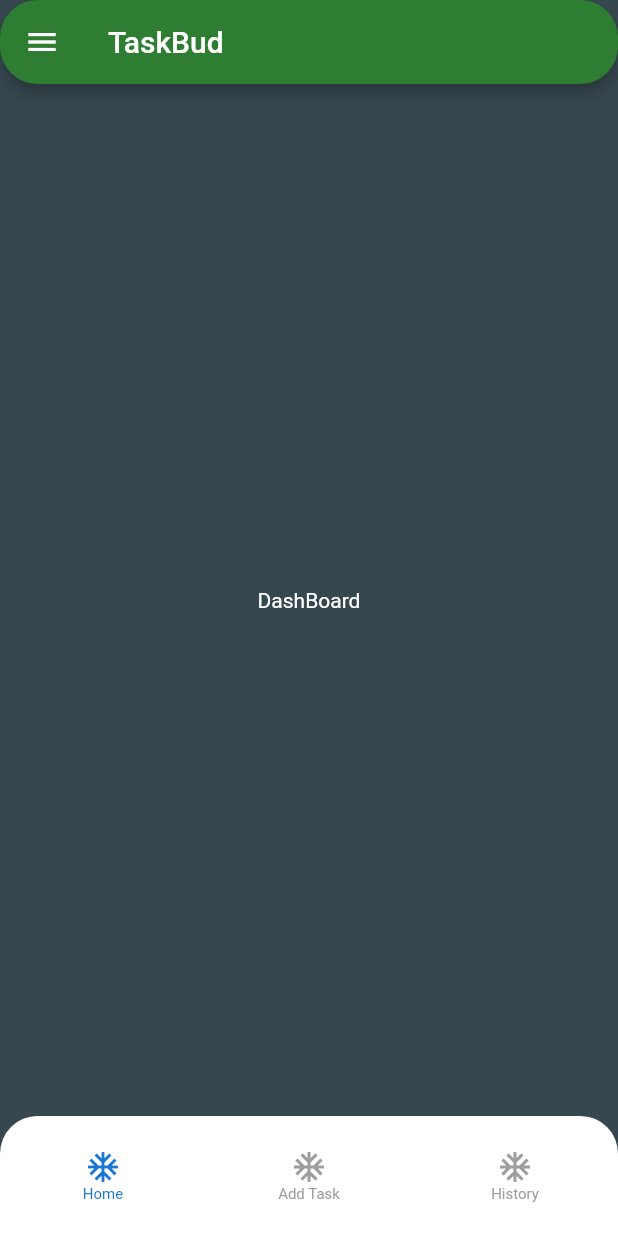
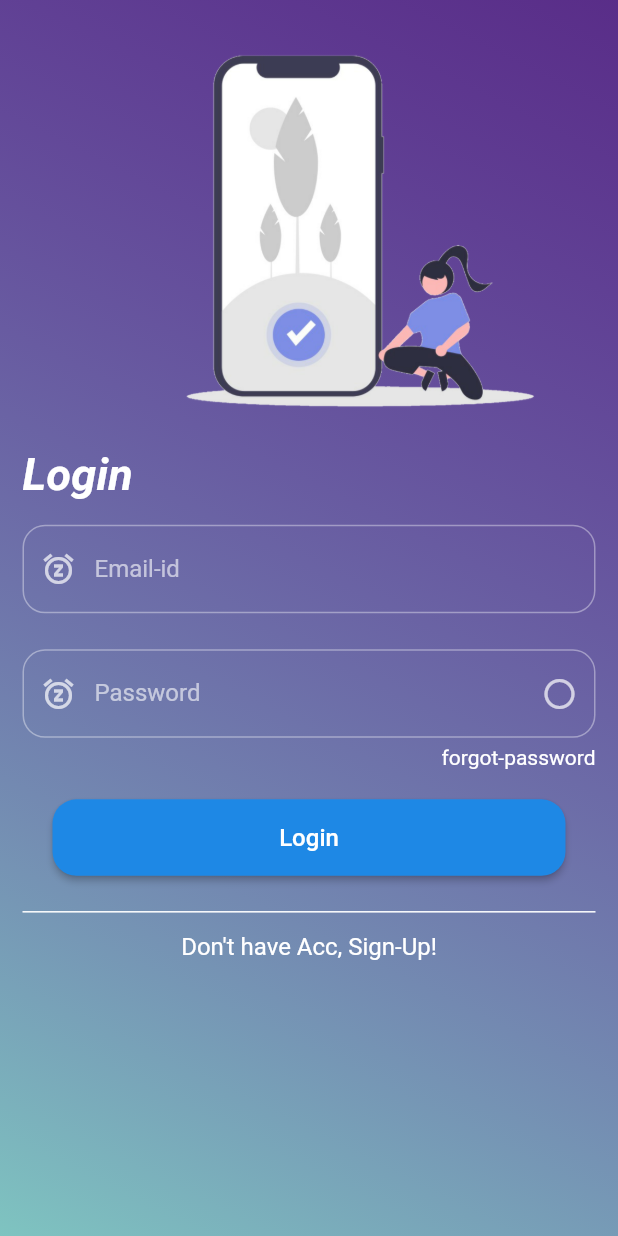
Before and after one commit to codec-akash/taskBudApp, a Flutter app: the screen it shows after launch, on a phone screen of 412 x 824 dp. Run offline on Flutter 3.47's test engine with Material 2 defaults, Android fonts, the phone set to English and light mode, and no system bars; our stand-ins replace shared_preferences.

Commit message:
login Page UI complete

```diff
--- /dev/null
+++ b/lib/Utils/app_media_query.dart
@@ -0,0 +1,40 @@
+import 'package:flutter/material.dart';
+
+class AppMediaQuery {
+  BuildContext _context;
+  double _height;
+  double _width;
+  double _heightPadding;
+  double _widthPadding;
+
+  //How to calculate parameter value?
+  // 1. Open calculator.
+  // 2. parameter value = (value given in design/total width/height of screen)*100
+
+  AppMediaQuery(_context) {
+    this._context = _context;
+    MediaQueryData _queryData = MediaQuery.of(this._context);
+    _height = _queryData.size.height / 100.0;
+    _width = _queryData.size.width / 100.0;
+    _heightPadding =
+        _height - (_queryData.padding.top + _queryData.padding.bottom) / 100.0;
+    _widthPadding =
+        _width - (_queryData.padding.left + _queryData.padding.right) / 100.0;
+  }
+
+  double appHeight(double v) {
+    return _height * v;
+  }
+
+  double appWidth(double v) {
+    return _width * v;
+  }
+
+  double appVerticalPadding(double v) {
+    return _heightPadding * v;
+  }
+
+  double appHorizontalPadding(double v) {
+    return _widthPadding * v;
+  }
+}
--- /dev/null
+++ b/lib/Utils/global.dart
@@ -0,0 +1,29 @@
+import 'package:flutter/cupertino.dart';
+import 'package:flutter/material.dart';
+
+BorderRadius textFieldBorderRadius = BorderRadius.circular(15.0);
+
+BorderSide textFieldBorderSide = BorderSide(
+  color: Colors.white,
+  width: 2.0,
+);
+
+Gradient backgroundGradient = LinearGradient(
+  colors: [
+    // Color.fromRGBO(215, 117, 255, 1).withOpacity(0.5),
+    // Color.fromRGBO(255, 188, 117, 1).withOpacity(0.9),
+    Color.fromRGBO(130, 43, 224, 1).withOpacity(0.5),
+    Color.fromRGBO(135, 212, 208, 1).withOpacity(0.9),
+  ],
+  begin: Alignment.topRight,
+  end: Alignment.bottomLeft,
+  stops: [0, 1],
+);
+
+TextStyle hintStyle = TextStyle(fontSize: 16.0);
+
+TextStyle mainHeader = TextStyle(
+  fontStyle: FontStyle.italic,
+  fontSize: 30.0,
+  fontWeight: FontWeight.bold,
+);
--- /dev/null
+++ b/lib/icons/task_bud_icon_icons.dart
@@ -0,0 +1,26 @@
+/// Flutter icons TaskBudIcon
+/// Copyright (C) 2020 by original authors @ fluttericon.com, fontello.com
+/// This font was generated by FlutterIcon.com, which is derived from Fontello.
+///
+/// To use this font, place it in your fonts/ directory and include the
+/// following in your pubspec.yaml
+///
+/// flutter:
+///   fonts:
+///    - family:  TaskBudIcon
+///      fonts:
+///       - asset: fonts/TaskBudIcon.ttf
+///
+///
+///
+import 'package:flutter/widgets.dart';
+
+class TaskBudIcon {
+  TaskBudIcon._();
+
+  static const _kFontFam = 'TaskBudIcon';
+  static const _kFontPkg = null;
+
+  static const IconData signup = IconData(0xe800, fontFamily: _kFontFam, fontPackage: _kFontPkg);
+  static const IconData login = IconData(0xe801, fontFamily: _kFontFam, fontPackage: _kFontPkg);
+}
--- a/lib/main.dart
+++ b/lib/main.dart
@@ -1,6 +1,9 @@
 import 'package:flutter/material.dart';
+
+import 'package:provider/provider.dart';
+
+import 'package:Taskbud/pages/login_page.dart';
 import 'package:Taskbud/pages/home_page.dart';
-import 'package:provider/provider.dart';
 
 import 'Utils/theme.dart';
 
@@ -15,7 +18,7 @@ class MyApp extends StatelessWidget {
         return MaterialApp(
           title: "Task Bud",
           theme: notifier.darkTheme ? dark : light,
-          home: HomePage(),
+          home: LoginPage(),
         );
       }),
     );
--- /dev/null
+++ b/lib/pages/login_page.dart
@@ -0,0 +1,174 @@
+import 'package:Taskbud/Utils/app_media_query.dart';
+import 'package:Taskbud/icons/task_bud_icon_icons.dart';
+import 'package:flutter/material.dart';
+
+import '../Utils/global.dart';
+
+class LoginPage extends StatefulWidget {
+  @override
+  _LoginPageState createState() => _LoginPageState();
+}
+
+class _LoginPageState extends State<LoginPage> {
+  final _formKey = GlobalKey<FormState>();
+  var isLoading = false;
+  bool showPassword = false;
+
+  String _userEmail;
+  String _userPassword;
+
+  bool validateEmail(String email) {
+    bool emailValid = RegExp(
+            r"^[a-zA-Z0-9.a-zA-Z0-9.!#$%&'*+-/=?^_`{|}~]+@[a-zA-Z0-9]+\.[a-zA-Z]+")
+        .hasMatch(email);
+    return emailValid;
+  }
+
+  Future<void> _trySubmit() async {
+    final isValid = _formKey.currentState.validate();
+    FocusScope.of(context).unfocus();
+    if (isValid) {
+      setState(() {
+        isLoading = true;
+      });
+    } else {
+      print("invalid");
+    }
+  }
+
+  @override
+  Widget build(BuildContext context) {
+    return SafeArea(
+      child: Scaffold(
+        body: Form(
+          key: _formKey,
+          child: Container(
+            padding: EdgeInsets.symmetric(vertical: 10.0, horizontal: 15.0),
+            decoration: BoxDecoration(
+              gradient: backgroundGradient,
+            ),
+            child: Column(
+              crossAxisAlignment: CrossAxisAlignment.start,
+              children: [
+                Container(
+                  width: double.infinity,
+                  child: Image.asset(
+                    "images/login.png",
+                    fit: BoxFit.contain,
+                    height: AppMediaQuery(context).appHeight(35.0),
+                    alignment: Alignment.bottomRight,
+                  ),
+                ),
+                Text(
+                  "Login",
+                  style: mainHeader,
+                ),
+                SizedBox(
+                  height: AppMediaQuery(context).appHeight(02),
+                ),
+                TextFormField(
+                  decoration: InputDecoration(
+                    prefixIcon: Icon(Icons.snooze),
+                    border: OutlineInputBorder(
+                      borderSide: textFieldBorderSide,
+                      borderRadius: textFieldBorderRadius,
+                    ),
+                    labelText: 'Email-id',
+                    labelStyle: hintStyle,
+                  ),
+                  keyboardType: TextInputType.emailAddress,
+                  validator: (value) {
+                    if (!validateEmail(value)) {
+                      return "Please Enter a valid Email!";
+                    }
+                    return null;
+                  },
+                  onSaved: (newValue) {
+                    _userEmail = newValue;
+                  },
+                ),
+                SizedBox(
+                  height: 24,
+                ),
+                TextFormField(
+                  decoration: InputDecoration(
+                    prefixIcon: Icon(Icons.snooze),
+                    border: OutlineInputBorder(
+                      borderSide: textFieldBorderSide,
+                      borderRadius: textFieldBorderRadius,
+                    ),
+                    suffixIcon: IconButton(
+                      icon: Icon(Icons.panorama_fish_eye),
+                      onPressed: () {
+                        setState(() {
+                          showPassword = !showPassword;
+                        });
+                      },
+                    ),
+                    labelText: 'Password',
+                    labelStyle: hintStyle,
+                  ),
+                  obscureText: showPassword,
+                  keyboardType: TextInputType.text,
+                  validator: (value) {
+                    if (value.isEmpty || value.length < 6) {
+                      return "Password should be greater then 6 letter";
+                    }
+                    return null;
+                  },
+                  onSaved: (newValue) {
+                    _userPassword = newValue;
+                  },
+                ),
+                SizedBox(
+                  height: 5.0,
+                ),
+                Container(
+                  alignment: Alignment.centerRight,
+                  child: InkWell(child: Text("forgot-password")),
+                ),
+                SizedBox(
+                  height: 20,
+                ),
+                Container(
+                  padding: EdgeInsets.symmetric(horizontal: 20.0),
+                  width: double.infinity,
+                  child: RaisedButton(
+                    padding: EdgeInsets.symmetric(vertical: 16.0),
+                    shape: RoundedRectangleBorder(
+                      borderRadius: BorderRadius.circular(16.0),
+                    ),
+                    child: Text(
+                      "Login",
+                      style: TextStyle(fontSize: 16.0),
+                    ),
+                    onPressed: _trySubmit,
+                  ),
+                ),
+                SizedBox(
+                  height: 10,
+                ),
+                Divider(
+                  color: Colors.white,
+                  height: 28,
+                  thickness: 1,
+                  indent: 0,
+                  endIndent: 0,
+                ),
+                Container(
+                  alignment: Alignment.center,
+                  child: InkWell(
+                    child: Text(
+                      "Don't have Acc, Sign-Up!",
+                      style: TextStyle(fontSize: 16.0, color: Colors.white),
+                    ),
+                  ),
+                ),
+              ],
+            ),
+          ),
+        ),
+      ),
+    );
+  }
+}
--- /dev/null
+++ b/lib/providers/auth.dart
@@ -0,0 +1,23 @@
+import 'package:flutter/cupertino.dart';
+
+class Auth with ChangeNotifier {
+  String _token;
+  String _userId;
+
+  bool get isAuth {
+    return token != null;
+  }
+
+  String get token {
+    if (_token != null) {
+      return _token;
+    }
+    return null;
+  }
+
+  String get userId {
+    return _userId;
+  }
+
+  Future<void> _login(String email, String password) async {}
+}
```
Also changed, not shown: pubspec.yaml (+8 -6 lines), fonts/TaskBudIcon.ttf (added), images/login.png (added), images/signup.png (added), pubspec.lock.
